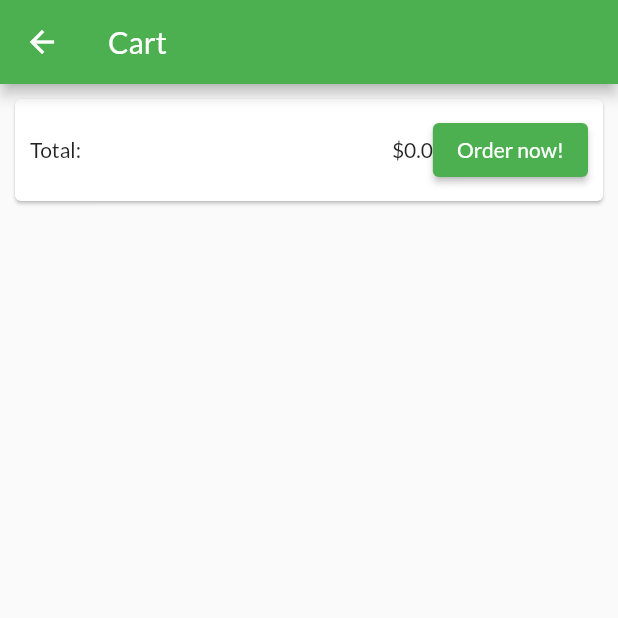
After one commit to tarekmabdallah91/shopping, a Flutter app: the CartScreen screen opened by its route, on a phone screen of 412 x 824 dp, the top half of it. The commit adds this screen. Run offline on Flutter 3.47's test engine with Material 2 defaults, Android fonts, the phone set to English and light mode, and no system bars; network calls fail.

Commit message:
- add cart screen and get total amount

```diff
--- a/lib/main.dart
+++ b/lib/main.dart
@@ -2,6 +2,7 @@ import 'package:flutter/material.dart';
 import 'package:provider/provider.dart';
 import 'package:shopping/providers/cart.dart';
 import 'package:shopping/providers/products.dart';
+import 'package:shopping/screens/cart_screen.dart';
 import 'package:shopping/screens/product_details_screen.dart';
 import 'package:shopping/screens/products_overview_screen.dart';
 
@@ -41,6 +42,7 @@ class MyApp extends StatelessWidget {
         routes: {
           '/': (context) => ProductsOverviewScreen(),
           ProductDetailsScreen.route: (context) => const ProductDetailsScreen(),
+          CartScreen.route:(context) => const CartScreen(),
         },
       ),
     );
--- a/lib/providers/cart.dart
+++ b/lib/providers/cart.dart
@@ -11,7 +11,14 @@ class Cart with ChangeNotifier {
 
   int get itemCount {
     return _items.length;
-    notifyListeners();
+  }
+
+  double get totalPrice {
+    double total = 0;
+    _items.forEach((id, item) {
+      total += item.quantity * item.price;
+    });
+    return total;
   }
 
   void addItem(Product product) {
--- /dev/null
+++ b/lib/screens/cart_screen.dart
@@ -0,0 +1,38 @@
+import 'package:flutter/material.dart';
+import 'package:provider/provider.dart';
+import 'package:shopping/providers/cart.dart';
+
+class CartScreen extends StatelessWidget {
+  static const route = '/CartScreen';
+  const CartScreen({Key? key}) : super(key: key);
+
+  @override
+  Widget build(BuildContext context) {
+    return Scaffold(
+      appBar: AppBar(
+        title: const Text('Cart'),
+      ),
+      body: Card(
+        margin: EdgeInsets.all(10),
+        child: Padding(
+            padding: EdgeInsets.all(10),
+            child: Row(
+              children: [
+                Text(
+                  'Total: ',
+                  style: Theme.of(context).appBarTheme.titleTextStyle,
+                ),
+                Spacer(),
+                Consumer<Cart>(
+                  builder: (_, cart, child) => Text('\$${cart.totalPrice}'),
+                ),
+                ElevatedButton(
+                  onPressed: () {},
+                  child: Text('Order now!'),
+                )
+              ],
+            )),
+      ),
+    );
+  }
+}
--- a/lib/screens/products_overview_screen.dart
+++ b/lib/screens/products_overview_screen.dart
@@ -1,6 +1,7 @@
 import 'package:flutter/material.dart';
 import 'package:provider/provider.dart';
 import 'package:shopping/providers/cart.dart';
+import 'package:shopping/screens/cart_screen.dart';
 import '../widgets/badge.dart';
 import '../widgets/products_grid_view.dart';
 
@@ -42,7 +43,9 @@ class _ProductsOverviewScreenState extends State<ProductsOverviewScreen> {
             ),
             child: IconButton(
               icon: Icon(Icons.shopping_cart),
-              onPressed: () {},
+              onPressed: () {
+                Navigator.of(context).pushNamed(CartScreen.route);
+              },
             ),
           ),
           PopupMenuButton(
```
